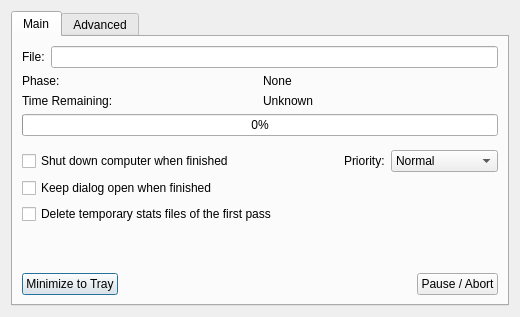
First picture: the form in avidemux/qt4/ADM_userInterfaces/ADM_dialog/encoding.ui, repository mean00/avidemux2, before the edit.
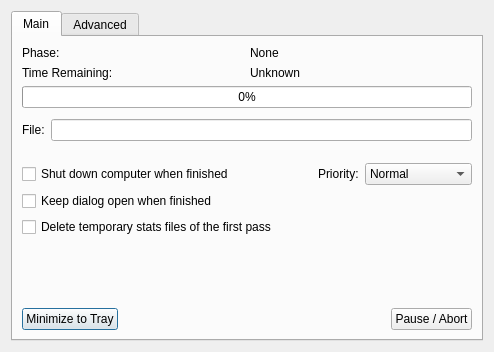
Second picture: the form after the edit.

Commit message: [Q_encoding] copy filename safely, relocate file name indicator

```diff
--- a/avidemux/qt4/ADM_userInterfaces/ADM_dialog/encoding.ui
+++ b/avidemux/qt4/ADM_userInterfaces/ADM_dialog/encoding.ui
@@ -6,8 +6,8 @@
    <rect>
     <x>0</x>
     <y>0</y>
-    <width>520</width>
-    <height>317</height>
+    <width>494</width>
+    <height>352</height>
    </rect>
   </property>
   <property name="sizePolicy">
@@ -42,26 +42,6 @@
        <string>Main</string>
       </attribute>
       <layout class="QVBoxLayout" name="verticalLayout">
-       <item>
-        <layout class="QHBoxLayout" name="horizontalLayout_2">
-         <item>
-          <widget class="QLabel" name="labelFileName">
-           <property name="sizePolicy">
-            <sizepolicy hsizetype="Minimum" vsizetype="Preferred">
-             <horstretch>0</horstretch>
-             <verstretch>0</verstretch>
-            </sizepolicy>
-           </property>
-           <property name="text">
-            <string>File:</string>
-           </property>
-          </widget>
-         </item>
-         <item>
-          <widget class="QLineEdit" name="lineEditFN"/>
-         </item>
-        </layout>
-       </item>
        <item>
         <layout class="QGridLayout" name="gridLayout">
          <item row="0" column="1">
@@ -104,6 +84,46 @@
          </item>
         </layout>
        </item>
+       <item>
+        <spacer name="verticalSpacer">
+         <property name="orientation">
+          <enum>Qt::Vertical</enum>
+         </property>
+         <property name="sizeType">
+          <enum>QSizePolicy::Fixed</enum>
+         </property>
+         <property name="sizeHint" stdset="0">
+          <size>
+           <width>20</width>
+           <height>5</height>
+          </size>
+         </property>
+        </spacer>
+       </item>
+       <item>
+        <layout class="QHBoxLayout" name="horizontalLayout_2">
+         <item>
+          <widget class="QLabel" name="labelFileName">
+           <property name="sizePolicy">
+            <sizepolicy hsizetype="Minimum" vsizetype="Preferred">
+             <horstretch>0</horstretch>
+             <verstretch>0</verstretch>
+            </sizepolicy>
+           </property>
+           <property name="text">
+            <string>File:</string>
+           </property>
+          </widget>
+         </item>
+         <item>
+          <widget class="QLineEdit" name="lineEditFN">
+           <property name="readOnly">
+            <bool>true</bool>
+           </property>
+          </widget>
+         </item>
+        </layout>
+       </item>
        <item>
         <spacer name="verticalSpacer1">
          <property name="orientation">
@@ -115,7 +135,7 @@
          <property name="sizeHint" stdset="0">
           <size>
            <width>20</width>
-           <height>8</height>
+           <height>16</height>
           </size>
          </property>
         </spacer>
```
The commit also changes 2 other files.
